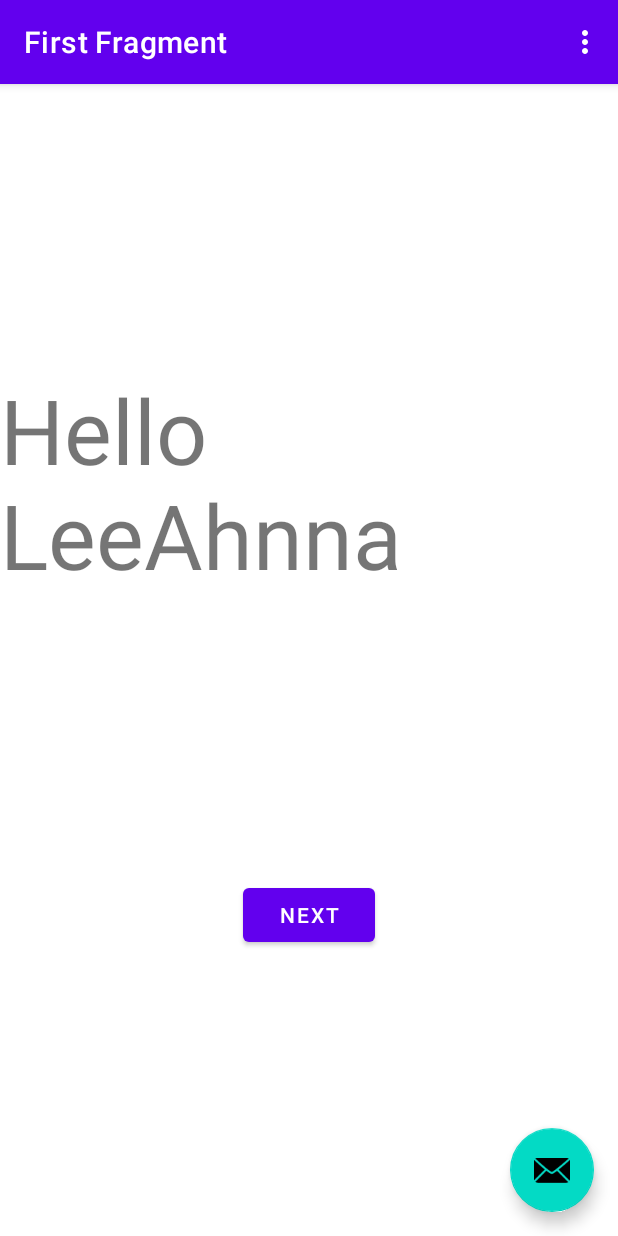
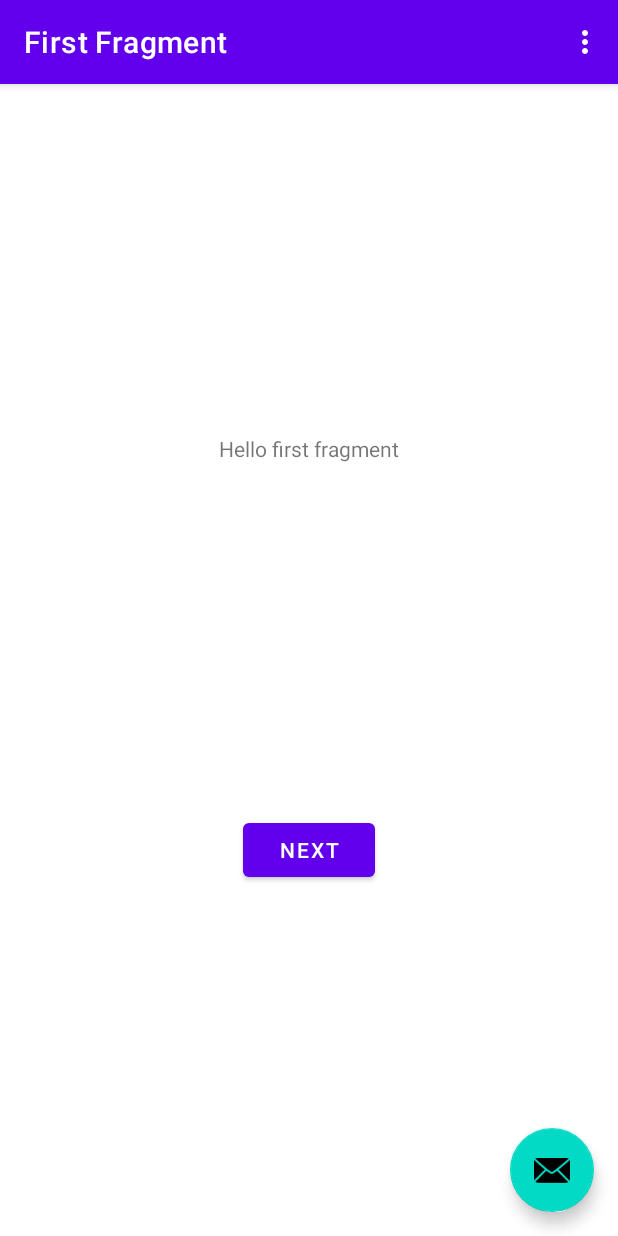
Before and after one commit to LKenny26/Lab1b, an Android app: the screen it shows after launch (MainActivity), on a phone screen of 412 x 824 dp. Run offline under Robolectric (Android 15) with nearby library versions, the phone set to English and light mode, and no system bars; our stand-ins replace navigation-ui.

Commit message:
Revert "Changed the text size and what it said again"
This reverts commit 06eefc6046698aa7a4be924c64eb1a396576be9a.

```diff
--- a/app/src/main/res/layout/fragment_first.xml
+++ b/app/src/main/res/layout/fragment_first.xml
@@ -10,8 +10,7 @@
         android:id="@+id/textview_first"
         android:layout_width="wrap_content"
         android:layout_height="wrap_content"
-        android:text="Hello LeeAhnna"
-        android:textSize="60dp"
+        android:text="@string/hello_first_fragment"
         app:layout_constraintBottom_toTopOf="@id/button_first"
         app:layout_constraintEnd_toEndOf="parent"
         app:layout_constraintStart_toStartOf="parent"
```
